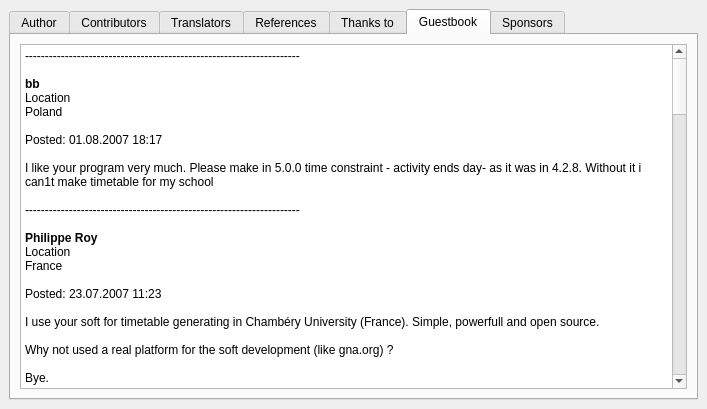
Old version of the form fet/src/interface/helpaboutform_template.ui in the repository vonmecheln/fet.
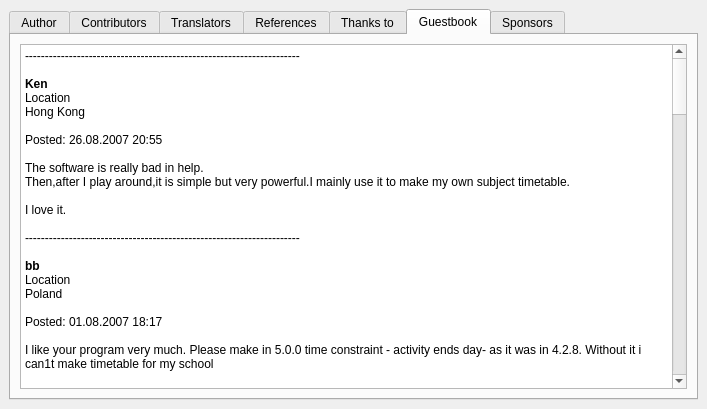
New version of the form. The open tabs and pages were chosen to show the change.

Patch:
```diff
--- a/fet/src/interface/helpaboutform_template.ui
+++ b/fet/src/interface/helpaboutform_template.ui
@@ -416,6 +416,19 @@
 &lt;/style>&lt;/head>&lt;body style=" font-family:'Sans Serif'; font-size:9pt; font-weight:400; font-style:normal;">
 &lt;p style=" margin-top:0px; margin-bottom:0px; margin-left:0px; margin-right:0px; -qt-block-indent:0; text-indent:0px;">---------------------------------------------------------------------&lt;/p>
 &lt;p style="-qt-paragraph-type:empty; margin-top:0px; margin-bottom:0px; margin-left:0px; margin-right:0px; -qt-block-indent:0; text-indent:0px;">&lt;/p>
+&lt;p style=" margin-top:0px; margin-bottom:0px; margin-left:0px; margin-right:0px; -qt-block-indent:0; text-indent:0px;">&lt;span style=" font-weight:600;">Ken&lt;/span>&lt;/p>
+&lt;p style=" margin-top:0px; margin-bottom:0px; margin-left:0px; margin-right:0px; -qt-block-indent:0; text-indent:0px; font-weight:600;">&lt;span style=" font-weight:400;">Location&lt;/span>&lt;/p>
+&lt;p style=" margin-top:0px; margin-bottom:0px; margin-left:0px; margin-right:0px; -qt-block-indent:0; text-indent:0px;">Hong Kong&lt;/p>
+&lt;p style=" margin-top:0px; margin-bottom:0px; margin-left:0px; margin-right:0px; -qt-block-indent:0; text-indent:0px;">	&lt;/p>
+&lt;p style=" margin-top:0px; margin-bottom:0px; margin-left:0px; margin-right:0px; -qt-block-indent:0; text-indent:0px;">Posted: 26.08.2007 20:55&lt;/p>
+&lt;p style="-qt-paragraph-type:empty; margin-top:0px; margin-bottom:0px; margin-left:0px; margin-right:0px; -qt-block-indent:0; text-indent:0px;">&lt;/p>
+&lt;p style=" margin-top:0px; margin-bottom:0px; margin-left:0px; margin-right:0px; -qt-block-indent:0; text-indent:0px;">The software is really bad in help.&lt;/p>
+&lt;p style=" margin-top:0px; margin-bottom:0px; margin-left:0px; margin-right:0px; -qt-block-indent:0; text-indent:0px;">Then,after I play around,it is simple but very powerful.I mainly use it to make my own subject timetable.&lt;/p>
+&lt;p style="-qt-paragraph-type:empty; margin-top:0px; margin-bottom:0px; margin-left:0px; margin-right:0px; -qt-block-indent:0; text-indent:0px;">&lt;/p>
+&lt;p style=" margin-top:0px; margin-bottom:0px; margin-left:0px; margin-right:0px; -qt-block-indent:0; text-indent:0px;">I love it.&lt;/p>
+&lt;p style=" margin-top:0px; margin-bottom:0px; margin-left:0px; margin-right:0px; -qt-block-indent:0; text-indent:0px;"> &lt;/p>
+&lt;p style=" margin-top:0px; margin-bottom:0px; margin-left:0px; margin-right:0px; -qt-block-indent:0; text-indent:0px;">---------------------------------------------------------------------&lt;/p>
+&lt;p style="-qt-paragraph-type:empty; margin-top:0px; margin-bottom:0px; margin-left:0px; margin-right:0px; -qt-block-indent:0; text-indent:0px;">&lt;/p>
 &lt;p style=" margin-top:0px; margin-bottom:0px; margin-left:0px; margin-right:0px; -qt-block-indent:0; text-indent:0px;">&lt;span style=" font-weight:600;">bb&lt;/span>&lt;/p>
 &lt;p style=" margin-top:0px; margin-bottom:0px; margin-left:0px; margin-right:0px; -qt-block-indent:0; text-indent:0px; font-weight:600;">&lt;span style=" font-weight:400;">Location&lt;/span>&lt;/p>
 &lt;p style=" margin-top:0px; margin-bottom:0px; margin-left:0px; margin-right:0px; -qt-block-indent:0; text-indent:0px;">Poland&lt;/p>
```
Left out of the diff: 6 changed lines with no effect on the pictures.
